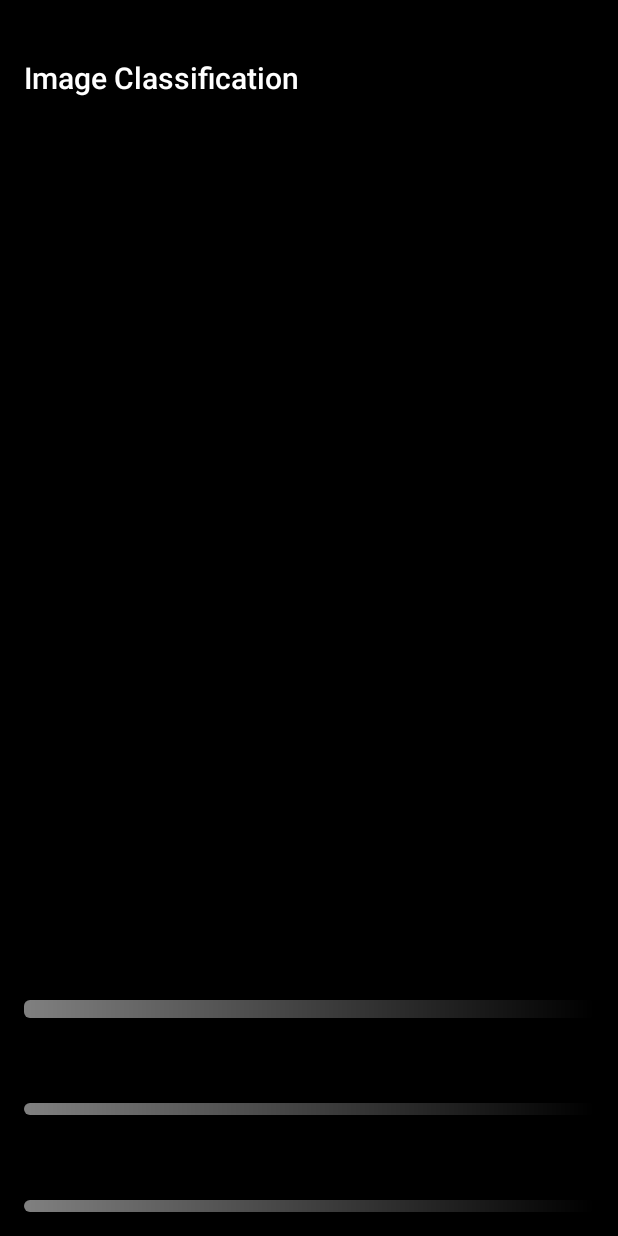
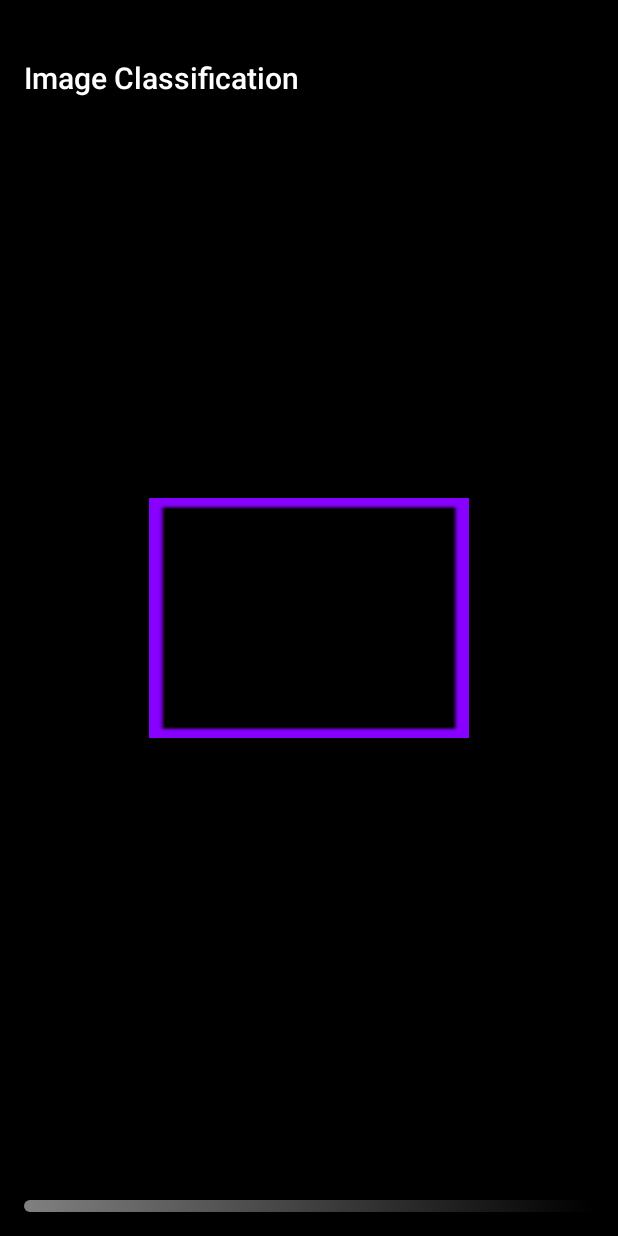
Before and after one commit to sklationd/MaskClassifierMobile, an Android app: the layout activity_image_classification.xml on its own in the app's theme, with its tools: preview values and no code run, on a phone screen of 412 x 824 dp. Run offline under Robolectric (Android 15) with nearby library versions, the phone set to English and light mode, and no system bars.

Commit message:
Result Row reduced to 1, SelfCam, BoundBox, Some of unnecessary features deleted

```diff
--- a/app/src/main/java/org/pytorch/demo/vision/AbstractCameraXActivity.java
+++ b/app/src/main/java/org/pytorch/demo/vision/AbstractCameraXActivity.java
@@ -75,6 +75,7 @@ public abstract class AbstractCameraXActivity<R> extends BaseModuleActivity {
             .build();
     final Preview preview = new Preview(previewConfig);
     preview.setOnPreviewOutputUpdateListener(output -> textureView.setSurfaceTexture(output.getSurfaceTexture()));
+    //여기서 카메라화면 설정됨
 
     final ImageAnalysisConfig imageAnalysisConfig =
         new ImageAnalysisConfig.Builder()
@@ -91,6 +92,8 @@ public abstract class AbstractCameraXActivity<R> extends BaseModuleActivity {
           }
 
           final R result = analyzeImage(image, rotationDegrees);
+          //여기서 ImageClassificationActivity로 Image넘김
+
           if (result != null) {
             mLastAnalysisResultTime = SystemClock.elapsedRealtime();
             runOnUiThread(() -> applyToUiAnalyzeImageResult(result));
--- a/app/src/main/res/layout/activity_image_classification.xml
+++ b/app/src/main/res/layout/activity_image_classification.xml
@@ -1,9 +1,11 @@
 <?xml version="1.0" encoding="utf-8"?>
 <androidx.constraintlayout.widget.ConstraintLayout xmlns:android="http://schemas.android.com/apk/res/android"
     xmlns:app="http://schemas.android.com/apk/res-auto"
+    xmlns:tools="http://schemas.android.com/tools"
     android:layout_width="match_parent"
     android:layout_height="match_parent"
     android:background="@android:color/black"
+    android:orientation="vertical"
     android:fitsSystemWindows="true">
 
     <TextView
@@ -29,6 +31,9 @@
         android:visibility="invisible"
         app:layout_constraintBottom_toBottomOf="@id/image_classification_texture_view"
         app:layout_constraintRight_toLeftOf="@id/image_classification_ms_text" />
+
+
+
 
     <TextView
         android:id="@+id/image_classification_ms_avg_text"
@@ -62,6 +67,20 @@
         app:popupTheme="@style/ThemeOverlay.AppCompat.Light"
         app:theme="@style/ThemeOverlay.AppCompat.Dark.ActionBar"
         app:title="@string/image_classification_title" />
+    <LinearLayout
+        android:layout_width="match_parent"
+        android:layout_height="match_parent"
+        android:gravity="center"
+
+        android:orientation="vertical">
+
+e        <ImageView
+
+            android:layout_width="320px"
+            android:layout_height="240px"
+            android:scaleType="fitXY"
+            android:src="@drawable/boundary" />
+    </LinearLayout>
 
     <org.pytorch.demo.vision.view.ResultRowView
         android:id="@+id/image_classification_result_header_row"
@@ -75,7 +94,7 @@
         app:textAppearance="@style/TextAppearanceImageClassificationResultHeader" />
 
     <org.pytorch.demo.vision.view.ResultRowView
-        android:id="@+id/image_classification_top3_result_row"
+        android:id="@+id/image_classification_top1_result_row"
         android:layout_width="match_parent"
         android:layout_height="wrap_content"
         android:layout_margin="@dimen/image_classification_result_row_margin"
@@ -89,34 +108,5 @@
         app:progressBarPaddingRes="@dimen/result_row_progress_bar_padding"
         app:textAppearance="@style/TextAppearanceImageClassificationResultTop2Plus" />
 
-    <org.pytorch.demo.vision.view.ResultRowView
-        android:id="@+id/image_classification_top2_result_row"
-        android:layout_width="match_parent"
-        android:layout_height="wrap_content"
-        android:layout_margin="@dimen/image_classification_result_row_margin"
-        android:padding="@dimen/image_classification_result_row_padding"
-        app:layout_constraintBottom_toTopOf="@id/image_classification_top3_result_row"
-        app:layout_constraintLeft_toLeftOf="parent"
-        app:layout_constraintRight_toRightOf="parent"
-        app:progressBarDrawableRes="@drawable/result_row_progress_bar_top2"
-        app:progressBarDrawableProgressStateRes="@drawable/result_row_progress_bar_progress_state"
-        app:progressBarHeightRes="@dimen/result_row_progress_bar_height_top2plus"
-        app:progressBarPaddingRes="@dimen/result_row_progress_bar_padding"
-        app:textAppearance="@style/TextAppearanceImageClassificationResultTop2Plus" />
-
-    <org.pytorch.demo.vision.view.ResultRowView
-        android:id="@+id/image_classification_top1_result_row"
-        android:layout_width="match_parent"
-        android:layout_height="wrap_content"
-        android:layout_margin="@dimen/image_classification_result_row_margin"
-        android:padding="@dimen/image_classification_result_row_padding"
-        app:layout_constraintBottom_toTopOf="@id/image_classification_top2_result_row"
-        app:layout_constraintLeft_toLeftOf="parent"
-        app:layout_constraintRight_toRightOf="parent"
-        app:progressBarDrawableRes="@drawable/result_row_progress_bar_top1"
-        app:progressBarDrawableProgressStateRes="@drawable/result_row_progress_bar_progress_state"
-        app:progressBarHeightRes="@dimen/result_row_progress_bar_height_top1"
-        app:progressBarPaddingRes="@dimen/result_row_progress_bar_padding"
-        app:textAppearance="@style/TextAppearanceImageClassificationResultTop1" />
 
 </androidx.constraintlayout.widget.ConstraintLayout>
```
Also changed, not shown: app/src/main/java/org/pytorch/demo/InfoViewFactory.java (+1 -23 lines), app/src/main/java/org/pytorch/demo/vision/ImageClassificationActivity.java (+7 -3 lines), app/src/main/res/drawable/boundary.png (added), 1 other file.
